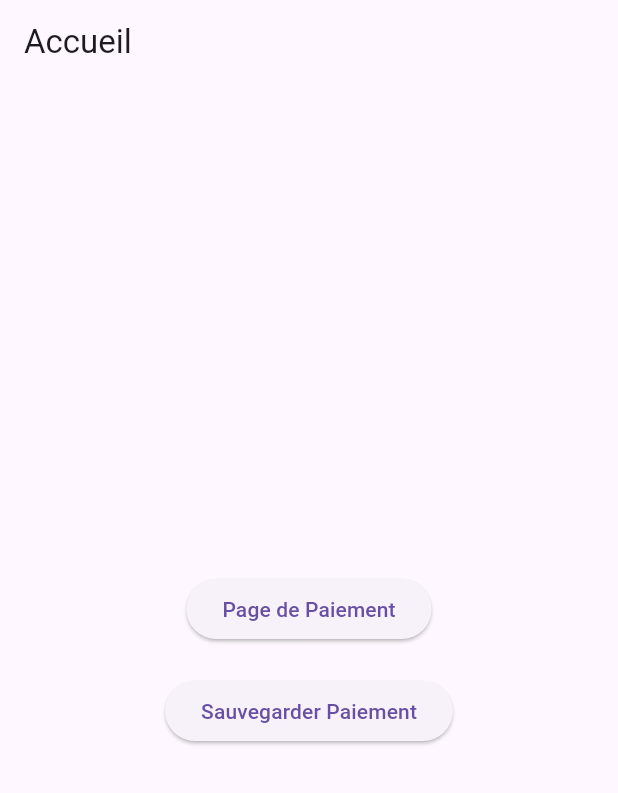
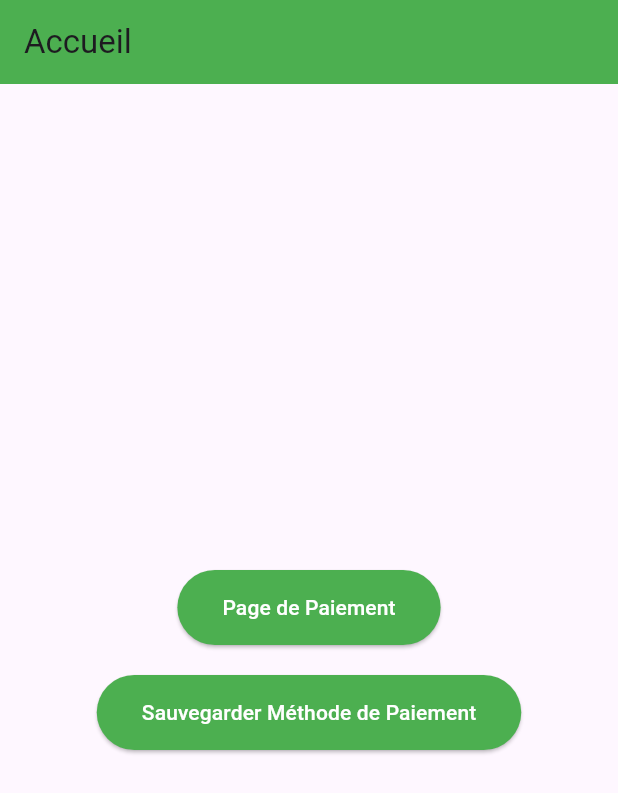
Before and after one commit to Fatimazahrasaad1/pfepay, a Flutter app: the HomePage screen opened directly, on a phone screen of 412 x 824 dp. Shown: the top 793 px of the screen. Run offline on Flutter 3.47's test engine with Material 3 defaults, Android fonts, the phone set to English and light mode, and no system bars; Roboto replaces fonts that are missing (Zabal).

Commit message:
Correction des erreurs dans mainpaiment.dart

```diff
--- a/lib/mainpaiment.dart
+++ b/lib/mainpaiment.dart
@@ -1,14 +1,14 @@
 import 'package:flutter/material.dart';
 import 'package:provider/provider.dart';
-import 'package:mkadia/provider/PaymentManager.dart';
-import 'package:mkadia/views/paiement/paiement.dart';
-import 'package:mkadia/views/parametre/paiementsave.dart';
+import 'package:mkadia/provider/PaymentManager.dart'; // Importez PaymentManager
+import 'package:mkadia/views/paiement/paiement.dart'; // Importez PaymentPage
+import 'package:mkadia/views/parametre/paiementsave.dart'; // Importez PaymentSavePage
 
 void main() {
   runApp(
     MultiProvider(
       providers: [
-        ChangeNotifierProvider(create: (_) => PaymentManager()),
+        ChangeNotifierProvider(create: (_) => PaymentManager()), // Fournir PaymentManager
       ],
       child: MyApp(),
     ),
@@ -23,7 +23,7 @@ class MyApp extends StatelessWidget {
       theme: ThemeData(
         primarySwatch: Colors.green,
       ),
-      home: HomePage(),
+      home: HomePage(), // Page d'accueil avec les boutons
     );
   }
 }
@@ -34,29 +34,48 @@ class HomePage extends StatelessWidget {
     return Scaffold(
       appBar: AppBar(
         title: Text('Accueil'),
+        backgroundColor: Colors.green,
       ),
       body: Center(
         child: Column(
           mainAxisAlignment: MainAxisAlignment.center,
           children: [
+            // Bouton pour naviguer vers la page de paiement
             ElevatedButton(
               onPressed: () {
                 Navigator.push(
                   context,
-                  MaterialPageRoute(builder: (context) => PaymentPage()),
+                  MaterialPageRoute(
+                    builder: (context) => PaymentPage(), // Page de paiement
+                  ),
                 );
               },
               child: Text('Page de Paiement'),
+              style: ElevatedButton.styleFrom(
+                backgroundColor: Colors.green,
+                foregroundColor: Colors.white,
+                padding: EdgeInsets.symmetric(horizontal: 30, vertical: 15),
+              ),
             ),
-            SizedBox(height: 20),
+            SizedBox(height: 20), // Espace entre les boutons
+            // Bouton pour naviguer vers la page de sauvegarde des méthodes de paiement
             ElevatedButton(
               onPressed: () {
                 Navigator.push(
                   context,
-                  MaterialPageRoute(builder: (context) => PaymentSavePage()),
+                  MaterialPageRoute(
+                    builder: (context) => PaymentSavePage(
+                      paymentManager: Provider.of<PaymentManager>(context, listen: false), // Passer PaymentManager
+                    ),
+                  ),
                 );
               },
-              child: Text('Sauvegarder Paiement'),
+              child: Text('Sauvegarder Méthode de Paiement'),
+              style: ElevatedButton.styleFrom(
+                backgroundColor: Colors.green,
+                foregroundColor: Colors.white,
+                padding: EdgeInsets.symmetric(horizontal: 30, vertical: 15),
+              ),
             ),
           ],
         ),
```
